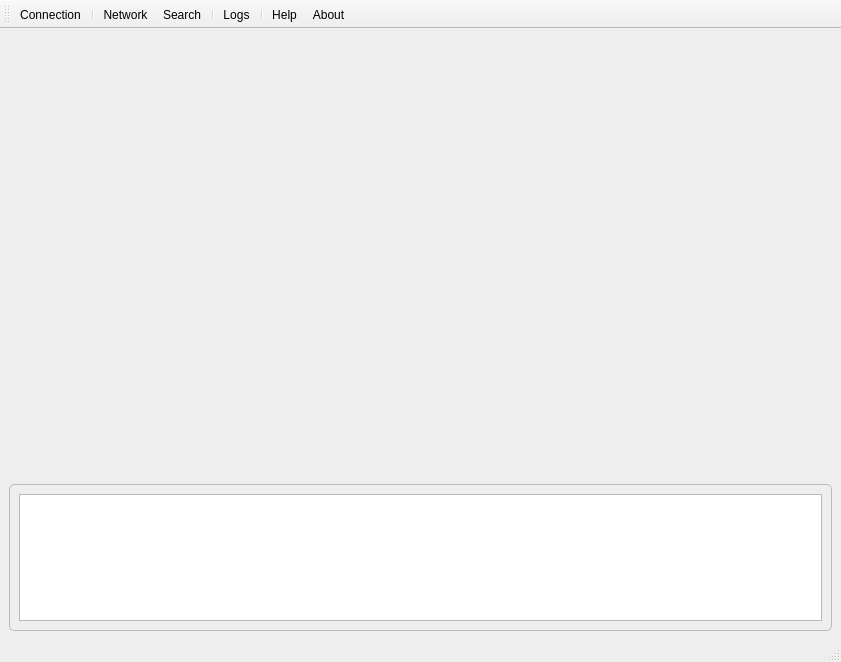
Above: branches/ahenk/2.0/lider-newgui/lider/main.ui from pars-linux/uludag before the change. Below: the same form after it.
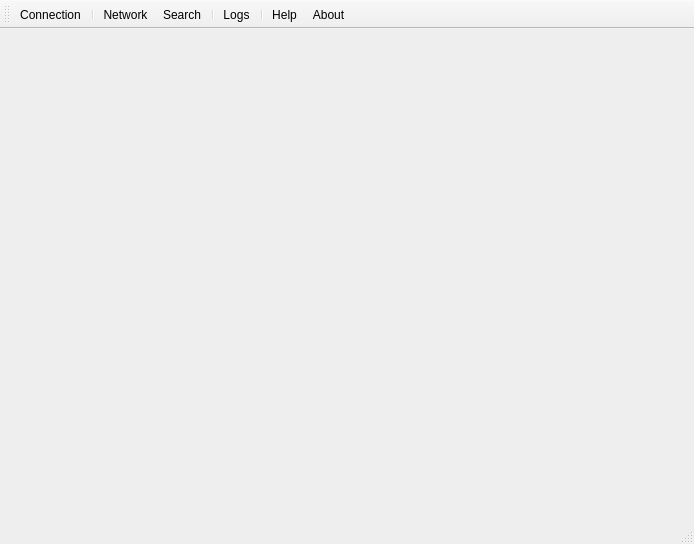
That is the form after the change. Icons and pictures are not drawn.

What changed in the file:
```diff
--- a/branches/ahenk/2.0/lider-newgui/lider/main.ui
+++ b/branches/ahenk/2.0/lider-newgui/lider/main.ui
@@ -6,8 +6,8 @@
    <rect>
     <x>0</x>
     <y>0</y>
-    <width>841</width>
-    <height>662</height>
+    <width>694</width>
+    <height>544</height>
    </rect>
   </property>
   <property name="windowTitle">
@@ -35,27 +35,6 @@
   </property>
   <widget class="QWidget" name="centralWidget">
    <layout class="QGridLayout" name="gridLayout_2">
-    <item row="1" column="0">
-     <widget class="QFrame" name="frameDeveloper">
-      <property name="sizePolicy">
-       <sizepolicy hsizetype="Preferred" vsizetype="Preferred">
-        <horstretch>0</horstretch>
-        <verstretch>1</verstretch>
-       </sizepolicy>
-      </property>
-      <property name="frameShape">
-       <enum>QFrame::StyledPanel</enum>
-      </property>
-      <property name="frameShadow">
-       <enum>QFrame::Raised</enum>
-      </property>
-      <layout class="QGridLayout" name="gridLayout_3">
-       <item row="0" column="0" colspan="2">
-        <widget class="QListWidget" name="listLog"/>
-       </item>
-      </layout>
-     </widget>
-    </item>
     <item row="0" column="0">
      <widget class="QStackedWidget" name="stackScreens">
       <property name="sizePolicy">
@@ -70,17 +49,13 @@
       <property name="currentIndex">
        <number>0</number>
       </property>
-      <widget class="QWidget" name="pageConnection">
-       <layout class="QGridLayout" name="gridLayout_5">
+      <widget class="QWidget" name="pageMisc">
+       <layout class="QGridLayout" name="gridLayout_9">
         <property name="margin">
          <number>0</number>
         </property>
         <item row="0" column="0">
-         <widget class="QStackedWidget" name="stackConnection">
-          <property name="currentIndex">
-           <number>-1</number>
-          </property>
-         </widget>
+         <widget class="QStackedWidget" name="stackMisc"/>
         </item>
        </layout>
       </widget>
```
Left out of the diff: 13 changed lines with no effect on the pictures.
